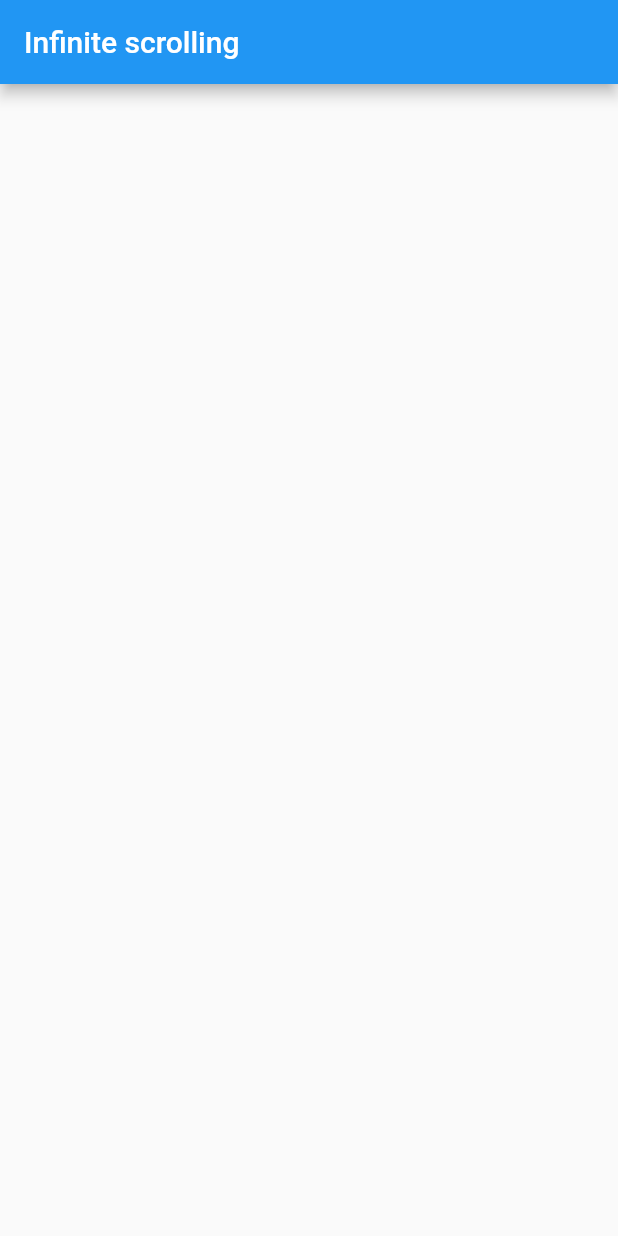
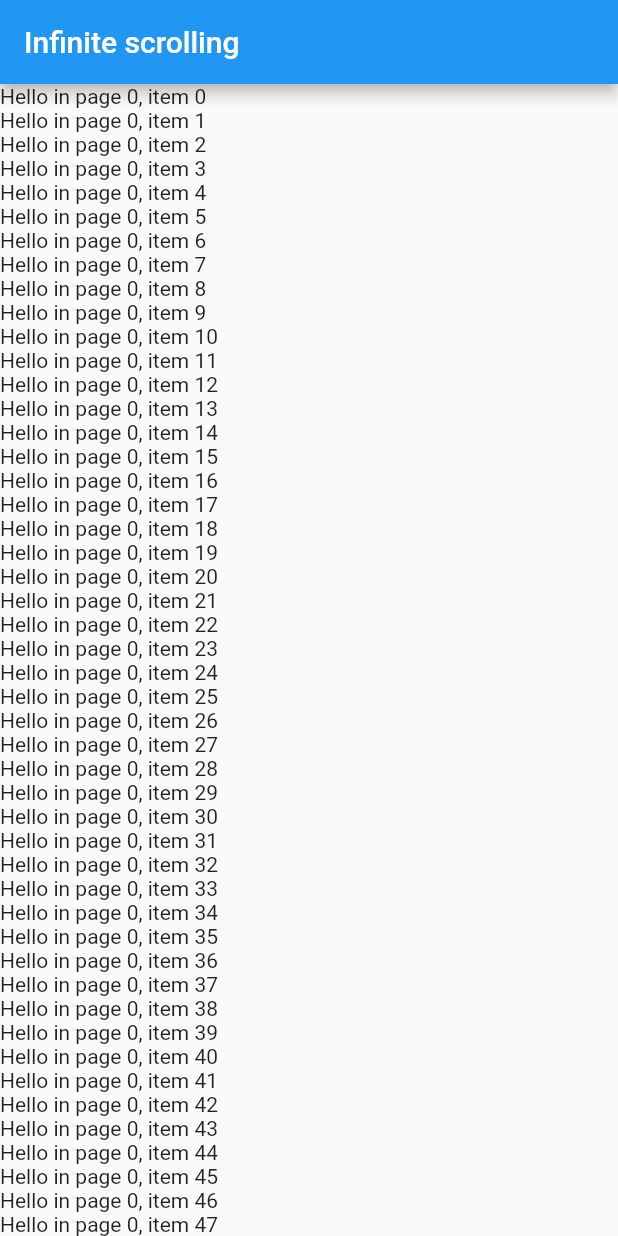
Before and after one commit to marcosmanto/riverpod_generator_example, a Flutter app: the screen it shows after launch, on a phone screen of 412 x 824 dp. Run offline on Flutter 3.47's test engine with Material 2 defaults, Android fonts, the phone set to English and light mode, and no system bars; our stand-ins replace flutter_riverpod, riverpod_annotation; generated files the repository leaves out were written again.

```diff
--- a/lib/main.dart
+++ b/lib/main.dart
@@ -1,3 +1,5 @@
+import 'dart:ui';
+
 import 'package:flutter/material.dart';
 import 'package:flutter_riverpod/flutter_riverpod.dart';
 import 'package:riverpod_annotation/riverpod_annotation.dart';
@@ -17,6 +19,7 @@ class MainApp extends ConsumerWidget {
   @override
   Widget build(BuildContext context, WidgetRef ref) {
     return MaterialApp(
+      scrollBehavior: MyCustomScrollBehavior(),
       home: Home(),
     );
   }
@@ -37,7 +40,31 @@ class Home extends ConsumerWidget {
       appBar: AppBar(
         title: const Text('Infinite scrolling'),
       ),
-      body: Container(),
+      body: ListView.builder(
+        itemBuilder: (context, index) {
+          final page = index ~/ 50;
+          final itemIndexOnPage = index % 50;
+          final pageValue = ref.watch(fetchItemsProvider(page: page));
+
+          return pageValue.when(
+            data: (items) {
+              return Text(items[itemIndexOnPage]);
+            },
+            error: (error, stackTrace) => Text('err $error'),
+            loading: () => Text('Loading'),
+          );
+
+          return Text('$index');
+        },
+      ),
     );
   }
 }
+
+class MyCustomScrollBehavior extends MaterialScrollBehavior {
+  @override
+  Set<PointerDeviceKind> get dragDevices => {
+        PointerDeviceKind.touch,
+        PointerDeviceKind.mouse,
+      };
+}
```
